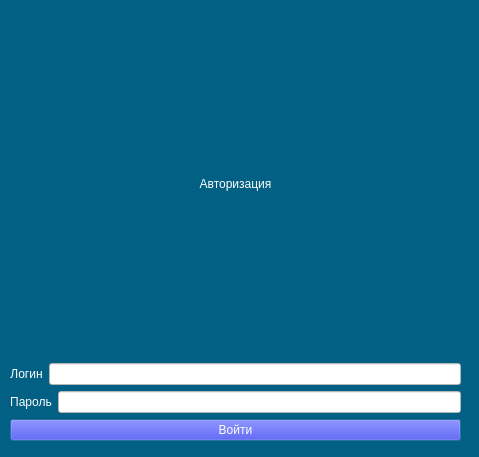
AlexGol005/QTdatabase, file autorisation.ui: the form before one commit.
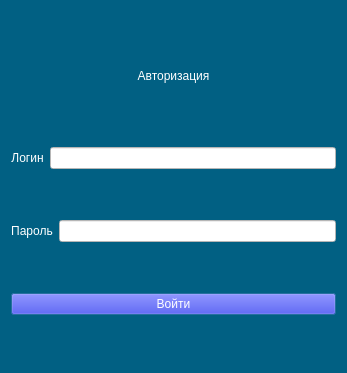
The form after the commit.

Diff of the .ui file:
```diff
--- a/autorisation.ui
+++ b/autorisation.ui
@@ -6,8 +6,8 @@
    <rect>
     <x>0</x>
     <y>0</y>
-    <width>479</width>
-    <height>457</height>
+    <width>347</width>
+    <height>373</height>
    </rect>
   </property>
   <property name="windowTitle">
@@ -17,15 +17,6 @@
    <string notr="true">background-color: rgb(0, 97, 97);
 background-color: rgb(1, 96, 131);</string>
   </property>
-  <widget class="QWidget" name="widget" native="true">
-   <property name="geometry">
-    <rect>
-     <x>10</x>
-     <y>10</y>
-     <width>451</width>
-     <height>431</height>
-    </rect>
-   </property>
    <layout class="QVBoxLayout" name="verticalLayout_2">
     <item>
      <widget class="QLabel" name="label_autorisation">
@@ -35,6 +26,12 @@
         <verstretch>0</verstretch>
        </sizepolicy>
       </property>
+     <property name="maximumSize">
+      <size>
+       <width>16777215</width>
+       <height>40</height>
+      </size>
+     </property>
       <property name="styleSheet">
        <string notr="true">font: 75 28pt &quot;MS Shell Dlg 2&quot;;
 color: rgb(255, 255, 255);</string>
@@ -116,7 +113,6 @@
      </widget>
     </item>
    </layout>
-  </widget>
  </widget>
  <resources/>
  <connections/>
```
Lines whose indentation alone changed are shown as unchanged.
